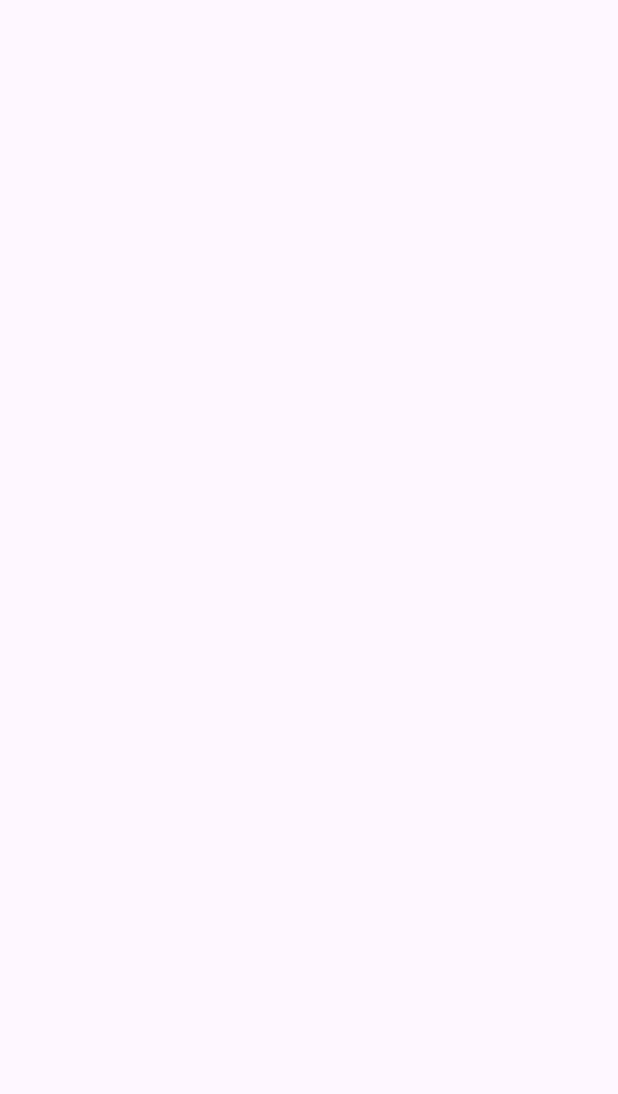
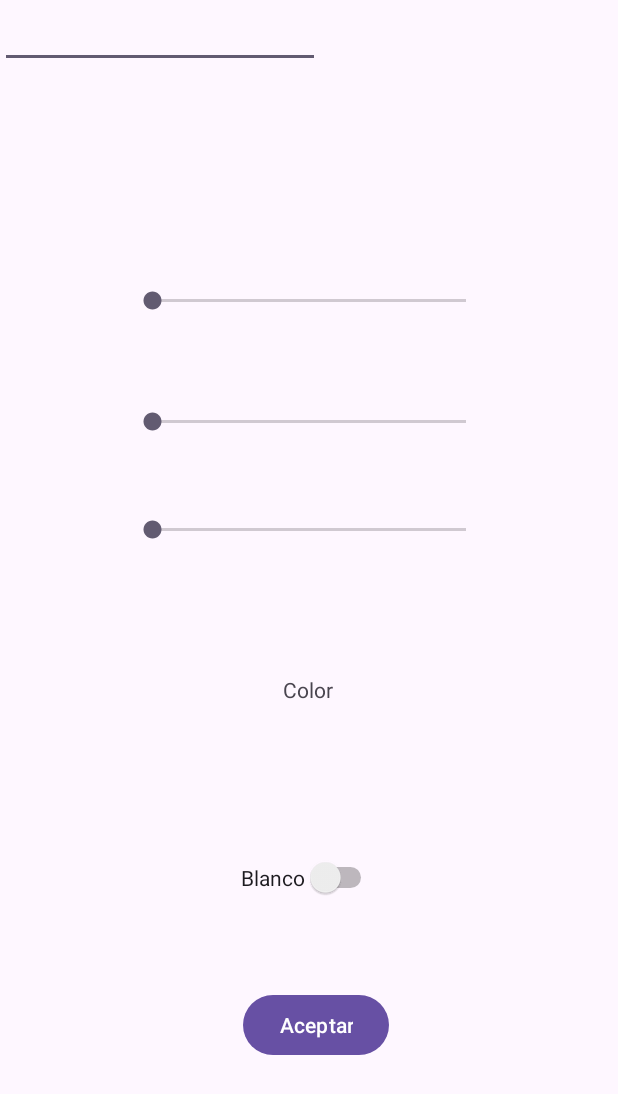
Before and after one commit to JavierRamiro8/PMDM_2324, an Android app: the ut201_Colores screen opened directly, with no data from a screen before it, on a phone screen of 412 x 824 dp. Before the commit the part shown is empty. Shown: the top 1094 px of the screen. Run offline under Robolectric (Android 15) with nearby library versions, the phone set to English and light mode, and no system bars.

Commit message:
ColoresTerminado

```diff
--- a/app/src/main/java/com/example/pmdm_2324/ut01/ut201_Colores.java
+++ b/app/src/main/java/com/example/pmdm_2324/ut01/ut201_Colores.java
@@ -1,8 +1,16 @@
 package com.example.pmdm_2324.ut01;
 
 import androidx.appcompat.app.AppCompatActivity;
+import androidx.constraintlayout.widget.ConstraintLayout;
 
+import android.graphics.Color;
 import android.os.Bundle;
+import android.view.View;
+import android.widget.Button;
+import android.widget.LinearLayout;
+import android.widget.SeekBar;
+import android.widget.Switch;
+import android.widget.TextView;
 
 import com.example.pmdm_2324.R;
 
@@ -12,6 +20,44 @@ public class ut201_Colores extends AppCompatActivity {
     protected void onCreate(Bundle savedInstanceState) {
         super.onCreate(savedInstanceState);
         setContentView(R.layout.activity_ut201_colores);
+        TextView textoColores;
+        Button Aceptar;
+        SeekBar barraR;
+        SeekBar barraG;
+        SeekBar barraB;
+        Switch switchCambioColor;
+        TextView planeText;
+
+        Aceptar=findViewById(R.id.ut201BotonAceptar);
+        textoColores=findViewById(R.id.ut201txtColores);
+        barraR=findViewById(R.id.ut201seekbrR);
+        barraG=findViewById(R.id.ut201skbrG);
+        barraB=findViewById(R.id.ut201skbrB);
+        ConstraintLayout fondo=findViewById(R.id.ut201Layout);
+
+        switchCambioColor=findViewById(R.id.ut201swtchColor);
+        planeText=findViewById(R.id.ut201plntx);
+
+        Aceptar.setOnClickListener((View v)->{
+            int ProgresoR=barraR.getProgress();
+            int ProgresoG=barraG.getProgress();
+            int ProgresoB=barraB.getProgress();
+            int colorFondo= Color.rgb(ProgresoR, ProgresoG, ProgresoB);
+            fondo.setBackgroundColor(colorFondo);
+            textoColores.setText(planeText.getText());
+        });
+        switchCambioColor.setOnClickListener((View x)->{
+            if(switchCambioColor.isChecked()){
+                switchCambioColor.setText("Negro");
+                switchCambioColor.setTextColor(Color.BLACK);
+                textoColores.setTextColor(Color.BLACK);
+            }else{
+                switchCambioColor.setText("Blanco");
+                switchCambioColor.setTextColor(Color.WHITE);
+                textoColores.setTextColor(Color.WHITE);
+
+            }
+        });
 
     }
 }
--- a/app/src/main/res/layout/activity_ut201_colores.xml
+++ b/app/src/main/res/layout/activity_ut201_colores.xml
@@ -2,8 +2,88 @@
 <androidx.constraintlayout.widget.ConstraintLayout xmlns:android="http://schemas.android.com/apk/res/android"
     xmlns:app="http://schemas.android.com/apk/res-auto"
     xmlns:tools="http://schemas.android.com/tools"
+    android:id="@+id/ut201Layout"
     android:layout_width="match_parent"
     android:layout_height="match_parent"
     tools:context=".ut01.ut201_Colores">
 
+    <TextView
+        android:id="@+id/ut201txtColores"
+        android:layout_width="224dp"
+        android:layout_height="55dp"
+        android:text="Color"
+        android:textAlignment="center"
+        app:layout_constraintBottom_toBottomOf="parent"
+        app:layout_constraintEnd_toEndOf="parent"
+        app:layout_constraintHorizontal_bias="0.497"
+        app:layout_constraintStart_toStartOf="parent"
+        app:layout_constraintTop_toTopOf="parent"
+        app:layout_constraintVertical_bias="0.585" />
+
+    <SeekBar
+        android:id="@+id/ut201seekbrR"
+        android:layout_width="241dp"
+        android:layout_height="37dp"
+        android:max="255"
+        android:progress="0"
+        app:layout_constraintBottom_toBottomOf="parent"
+        app:layout_constraintEnd_toEndOf="parent"
+        app:layout_constraintStart_toStartOf="parent"
+        app:layout_constraintTop_toTopOf="parent"
+        app:layout_constraintVertical_bias="0.231" />
+
+    <SeekBar
+        android:id="@+id/ut201skbrB"
+        android:layout_width="241dp"
+        android:layout_height="37dp"
+        android:max="255"
+        app:layout_constraintBottom_toBottomOf="parent"
+        app:layout_constraintEnd_toEndOf="parent"
+        app:layout_constraintStart_toStartOf="parent"
+        app:layout_constraintTop_toTopOf="parent"
+        app:layout_constraintVertical_bias="0.425" />
+
+    <SeekBar
+        android:id="@+id/ut201skbrG"
+        android:layout_width="241dp"
+        android:layout_height="37dp"
+        android:max="255"
+        app:layout_constraintBottom_toBottomOf="parent"
+        app:layout_constraintEnd_toEndOf="parent"
+        app:layout_constraintStart_toStartOf="parent"
+        app:layout_constraintTop_toTopOf="parent"
+        app:layout_constraintVertical_bias="0.334" />
+
+    <Switch
+        android:id="@+id/ut201swtchColor"
+        android:layout_width="wrap_content"
+        android:layout_height="wrap_content"
+        android:text="Blanco"
+        app:layout_constraintBottom_toBottomOf="parent"
+        app:layout_constraintEnd_toEndOf="parent"
+        app:layout_constraintStart_toStartOf="parent"
+        app:layout_constraintTop_toTopOf="parent"
+        app:layout_constraintVertical_bias="0.717" />
+
+    <Button
+        android:id="@+id/ut201BotonAceptar"
+        android:layout_width="wrap_content"
+        android:layout_height="wrap_content"
+        android:text="Aceptar"
+        app:layout_constraintBottom_toBottomOf="parent"
+        app:layout_constraintEnd_toEndOf="parent"
+        app:layout_constraintHorizontal_bias="0.514"
+        app:layout_constraintStart_toStartOf="parent"
+        app:layout_constraintTop_toTopOf="parent"
+        app:layout_constraintVertical_bias="0.85" />
+
+    <EditText
+        android:id="@+id/ut201plntx"
+        android:layout_width="wrap_content"
+        android:layout_height="wrap_content"
+        android:ems="10"
+        android:inputType="text"
+        tools:layout_editor_absoluteX="100dp"
+        tools:layout_editor_absoluteY="67dp" />
+
 </androidx.constraintlayout.widget.ConstraintLayout>
```
